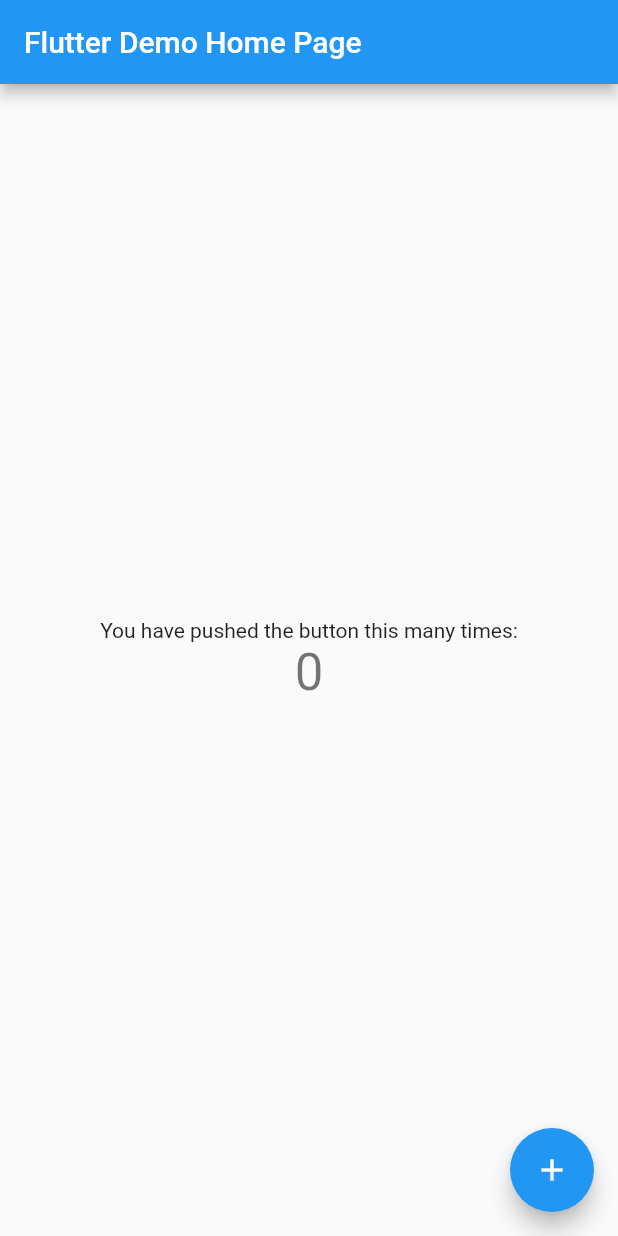
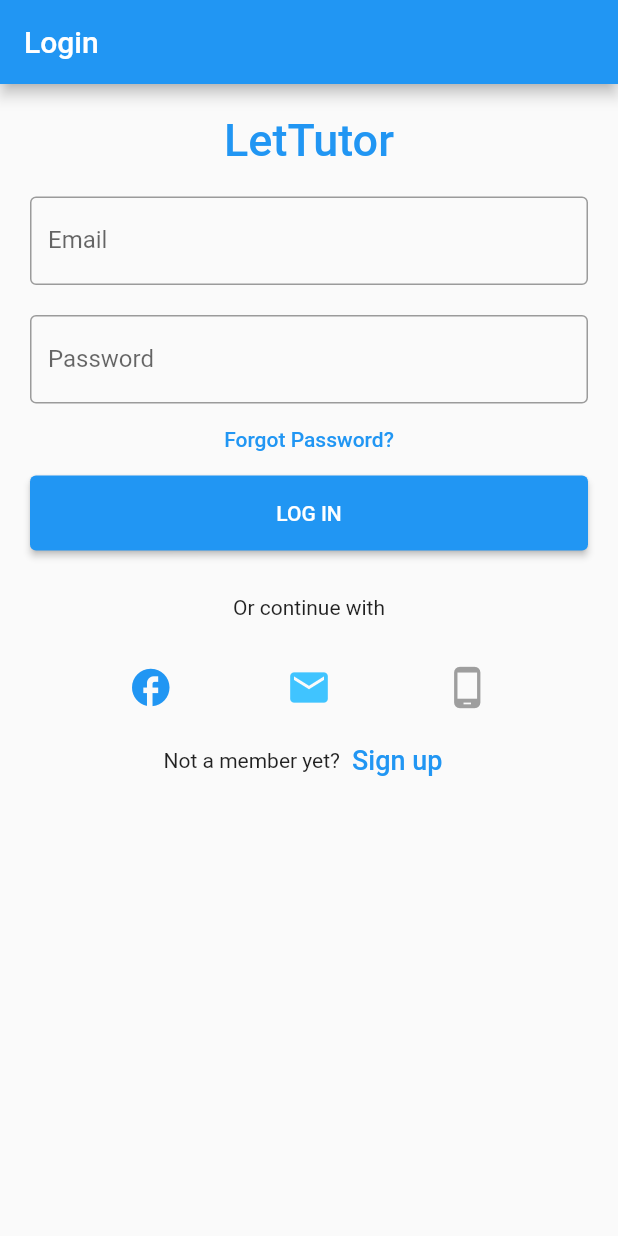
Before and after one commit to tungnguyen151201/lettutor, a Flutter app: the screen it shows after launch, on a phone screen of 412 x 824 dp. Run offline on Flutter 3.47's test engine with Material 2 defaults, Android fonts, the phone set to English and light mode, and no system bars.

Commit message:
login screen

```diff
--- /dev/null
+++ b/lib/authentication/login.dart
@@ -0,0 +1,125 @@
+import 'package:flutter/material.dart';
+
+class Login extends StatelessWidget {
+  const Login({Key? key}) : super(key: key);
+
+  @override
+  Widget build(BuildContext context) {
+    return MaterialApp(
+      title: "Login",
+      home: Scaffold(
+        appBar: AppBar(title: const Text("Login")),
+        body: const LoginBody(),
+      ),
+    );
+  }
+}
+
+class LoginBody extends StatelessWidget {
+  const LoginBody({Key? key}) : super(key: key);
+
+  @override
+  Widget build(BuildContext context) {
+    TextEditingController nameController = TextEditingController();
+    TextEditingController passwordController = TextEditingController();
+
+    return Padding(
+        padding: const EdgeInsets.all(10),
+        child: ListView(
+          children: <Widget>[
+            Container(
+                alignment: Alignment.center,
+                padding: const EdgeInsets.all(10),
+                child: const Text(
+                  'LetTutor',
+                  style: TextStyle(
+                      color: Colors.blue,
+                      fontWeight: FontWeight.w500,
+                      fontSize: 30),
+                )),
+            Container(
+              padding: const EdgeInsets.all(10),
+              child: TextField(
+                controller: nameController,
+                decoration: const InputDecoration(
+                  border: OutlineInputBorder(),
+                  labelText: 'Email',
+                ),
+              ),
+            ),
+            Container(
+              padding: const EdgeInsets.fromLTRB(10, 10, 10, 0),
+              child: TextField(
+                obscureText: true,
+                controller: passwordController,
+                decoration: const InputDecoration(
+                  border: OutlineInputBorder(),
+                  labelText: 'Password',
+                ),
+              ),
+            ),
+            TextButton(
+              onPressed: () {
+                //forgot password screen
+              },
+              child: const Text(
+                'Forgot Password?',
+              ),
+            ),
+            Container(
+                height: 50,
+                padding: const EdgeInsets.fromLTRB(10, 0, 10, 0),
+                child: ElevatedButton(
+                  child: const Text('LOG IN'),
+                  onPressed: () {
+                    // Login
+                  },
+                )),
+            Container(
+              margin: const EdgeInsets.fromLTRB(0, 30, 0, 0),
+              alignment: Alignment.center,
+              child: const Text('Or continue with'),
+            ),
+            Container(
+              margin: const EdgeInsets.fromLTRB(0, 30, 0, 10),
+              alignment: Alignment.center,
+              child: Row(
+                mainAxisAlignment: MainAxisAlignment.spaceEvenly,
+                children: const <Widget>[
+                  Icon(
+                    Icons.facebook,
+                    size: 30,
+                    color: Colors.blue,
+                  ),
+                  Icon(
+                    Icons.email,
+                    size: 30,
+                    color: Colors.lightBlueAccent,
+                  ),
+                  Icon(
+                    Icons.phone_android,
+                    size: 30,
+                    color: Colors.grey,
+                  ),
+                ],
+              ),
+            ),
+            Row(
+              mainAxisAlignment: MainAxisAlignment.center,
+              children: <Widget>[
+                const Text('Not a member yet?'),
+                TextButton(
+                  child: const Text(
+                    'Sign up',
+                    style: TextStyle(fontSize: 18),
+                  ),
+                  onPressed: () {
+                    //signup screen
+                  },
+                )
+              ],
+            ),
+          ],
+        ));
+  }
+}
--- a/lib/main.dart
+++ b/lib/main.dart
@@ -1,115 +1,7 @@
 import 'package:flutter/material.dart';
 
+import 'authentication/login.dart';
+
 void main() {
-  runApp(const MyApp());
+  runApp(const Login());
 }
-
-class MyApp extends StatelessWidget {
-  const MyApp({super.key});
-
-  // This widget is the root of your application.
-  @override
-  Widget build(BuildContext context) {
-    return MaterialApp(
-      title: 'Flutter Demo',
-      theme: ThemeData(
-        // This is the theme of your application.
-        //
-        // Try running your application with "flutter run". You'll see the
-        // application has a blue toolbar. Then, without quitting the app, try
-        // changing the primarySwatch below to Colors.green and then invoke
-        // "hot reload" (press "r" in the console where you ran "flutter run",
-        // or simply save your changes to "hot reload" in a Flutter IDE).
-        // Notice that the counter didn't reset back to zero; the application
-        // is not restarted.
-        primarySwatch: Colors.blue,
-      ),
-      home: const MyHomePage(title: 'Flutter Demo Home Page'),
-    );
-  }
-}
-
-class MyHomePage extends StatefulWidget {
-  const MyHomePage({super.key, required this.title});
-
-  // This widget is the home page of your application. It is stateful, meaning
-  // that it has a State object (defined below) that contains fields that affect
-  // how it looks.
-
-  // This class is the configuration for the state. It holds the values (in this
-  // case the title) provided by the parent (in this case the App widget) and
-  // used by the build method of the State. Fields in a Widget subclass are
-  // always marked "final".
-
-  final String title;
-
-  @override
-  State<MyHomePage> createState() => _MyHomePageState();
-}
-
-class _MyHomePageState extends State<MyHomePage> {
-  int _counter = 0;
-
-  void _incrementCounter() {
-    setState(() {
-      // This call to setState tells the Flutter framework that something has
-      // changed in this State, which causes it to rerun the build method below
-      // so that the display can reflect the updated values. If we changed
-      // _counter without calling setState(), then the build method would not be
-      // called again, and so nothing would appear to happen.
-      _counter++;
-    });
-  }
-
-  @override
-  Widget build(BuildContext context) {
-    // This method is rerun every time setState is called, for instance as done
-    // by the _incrementCounter method above.
-    //
-    // The Flutter framework has been optimized to make rerunning build methods
-    // fast, so that you can just rebuild anything that needs updating rather
-    // than having to individually change instances of widgets.
-    return Scaffold(
-      appBar: AppBar(
-        // Here we take the value from the MyHomePage object that was created by
-        // the App.build method, and use it to set our appbar title.
-        title: Text(widget.title),
-      ),
-      body: Center(
-        // Center is a layout widget. It takes a single child and positions it
-        // in the middle of the parent.
-        child: Column(
-          // Column is also a layout widget. It takes a list of children and
-          // arranges them vertically. By default, it sizes itself to fit its
-          // children horizontally, and tries to be as tall as its parent.
-          //
-          // Invoke "debug painting" (press "p" in the console, choose the
-          // "Toggle Debug Paint" action from the Flutter Inspector in Android
-          // Studio, or the "Toggle Debug Paint" command in Visual Studio Code)
-          // to see the wireframe for each widget.
-          //
-          // Column has various properties to control how it sizes itself and
-          // how it positions its children. Here we use mainAxisAlignment to
-          // center the children vertically; the main axis here is the vertical
-          // axis because Columns are vertical (the cross axis would be
-          // horizontal).
-          mainAxisAlignment: MainAxisAlignment.center,
-          children: <Widget>[
-            const Text(
-              'You have pushed the button this many times:',
-            ),
-            Text(
-              '$_counter',
-              style: Theme.of(context).textTheme.headline4,
-            ),
-          ],
-        ),
-      ),
-      floatingActionButton: FloatingActionButton(
-        onPressed: _incrementCounter,
-        tooltip: 'Increment',
-        child: const Icon(Icons.add),
-      ), // This trailing comma makes auto-formatting nicer for build methods.
-    );
-  }
-}
```
